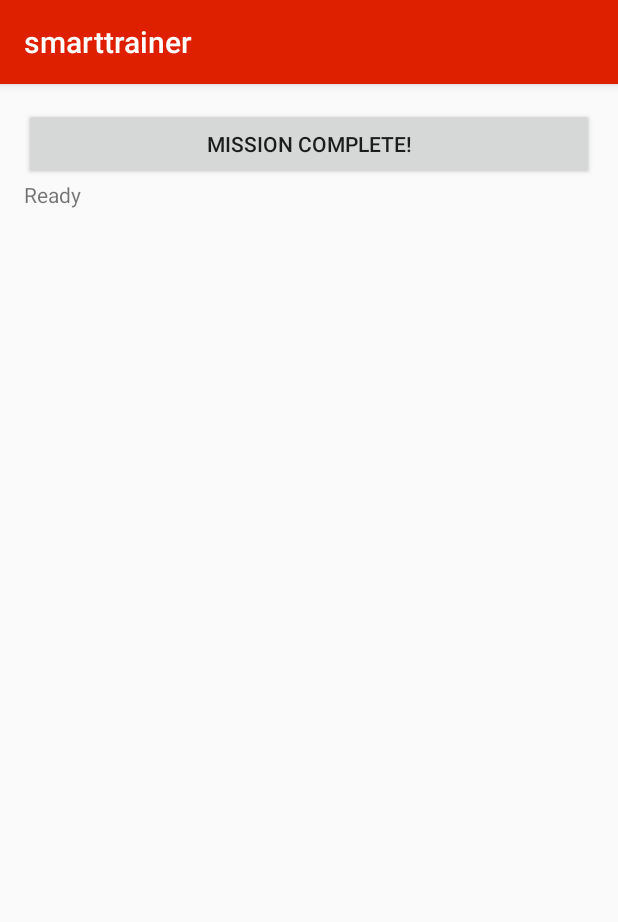
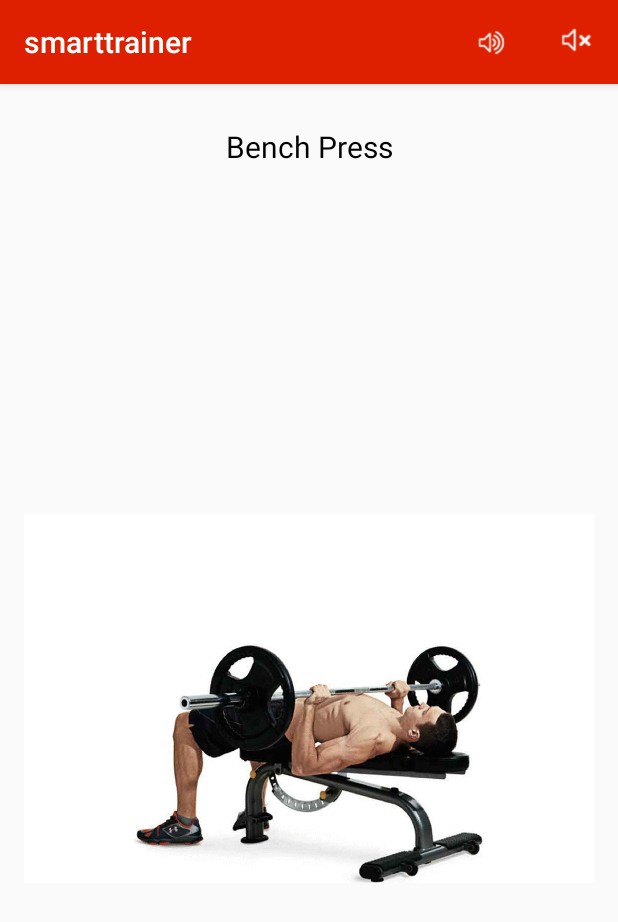
Before and after one commit to nagyist/SmartTrainerApp, an Android app: the ExerActivity screen opened directly, with no data from a screen before it, on a phone screen of 412 x 824 dp. Shown: the top 922 px of the screen. Run offline under Robolectric (Android 15) with nearby library versions, the phone set to English and light mode, and no system bars; libraries missing offline, so code that uses them is left out: com.microsoft.band, org.apache.commons; 2 statements that could not run were skipped.

Commit message:
mute added

```diff
--- a/Code/app/build.gradle
+++ b/Code/app/build.gradle
@@ -27,8 +27,8 @@ dependencies {
     compile 'com.android.support:design:23.1.1'
     compile 'com.facebook.android:facebook-android-sdk:[4,5)'
     compile 'com.mcxiaoke.volley:library:1.0.19'
-    compile 'com.android.support:support-v4:23.1.1'
-    compile 'com.android.support:cardview-v7:21.0.+'
+    compile 'com.android.support:support-v4:23.2.0'
     compile 'org.kie.modules:org-apache-commons-math:6.4.0.CR1'
     compile files('libs/commons-math3-3.6.jar')
+    compile 'pl.droidsonroids.gif:android-gif-drawable:1.1.+'
 }
--- a/Code/app/src/main/AndroidManifest.xml
+++ b/Code/app/src/main/AndroidManifest.xml
@@ -42,7 +42,9 @@
         <activity
             android:name=".InstrActivity"
             android:theme="@style/Theme.AppCompat.Light.NoActionBar" />
-        <activity android:name=".ExerActivity"></activity>
+        <activity
+            android:name=".ExerActivity"
+            android:theme="@style/Theme.AppCompat.Light.NoActionBar" />
 
         <receiver
             android:name="TileEventReceiver"
--- a/Code/app/src/main/java/com/smarttrainer/smarttrainer/ExerActivity.java
+++ b/Code/app/src/main/java/com/smarttrainer/smarttrainer/ExerActivity.java
@@ -1,13 +1,20 @@
 package com.smarttrainer.smarttrainer;
 
 import android.content.Intent;
+import android.graphics.Color;
 import android.os.AsyncTask;
+import android.os.Build;
 import android.os.Handler;
 import android.speech.tts.TextToSpeech;
 import android.support.v7.app.AppCompatActivity;
 import android.os.Bundle;
+import android.support.v7.widget.Toolbar;
 import android.util.Log;
+import android.view.Menu;
+import android.view.MenuItem;
 import android.view.View;
+import android.view.Window;
+import android.view.WindowManager;
 import android.widget.Button;
 import android.widget.TextView;
 
@@ -30,6 +37,7 @@ import java.util.Locale;
 public class ExerActivity extends AppCompatActivity implements TextToSpeech.OnInitListener{
     private BandClient client = null;
     private TextView txtStatus;
+    private boolean mute = false;
 
     private double curAx = 0;
     private double curAy = 0;
@@ -68,8 +76,8 @@ public class ExerActivity extends AppCompatActivity implements TextToSpeech.OnIn
     Runnable testExer = new Runnable(){
         public void run(){
             String toSpeak = mj.judgeMotion(ls, 0);
-            Log.d("toSpeak", toSpeak);
-            tts.speak(toSpeak, TextToSpeech.QUEUE_FLUSH, null);
+            if (!mute)
+                tts.speak(toSpeak, TextToSpeech.QUEUE_FLUSH, null);
 
             ls.clear();
             runner.postDelayed( this, 6000 );
@@ -79,6 +87,21 @@ public class ExerActivity extends AppCompatActivity implements TextToSpeech.OnIn
     protected void onCreate(Bundle savedInstanceState) {
         super.onCreate(savedInstanceState);
         setContentView(R.layout.activity_exer2);
+
+        Toolbar myToolbar = (Toolbar) findViewById(R.id.instr_toolbar);
+        setSupportActionBar(myToolbar);
+
+        if(Build.VERSION.SDK_INT >= 21) {
+            // set statusBar
+            Window window = this.getWindow();
+            // clear FLAG_TRANSLUCENT_STATUS flag:
+            window.clearFlags(WindowManager.LayoutParams.FLAG_TRANSLUCENT_STATUS);
+            // add FLAG_DRAWS_SYSTEM_BAR_BACKGROUNDS flag to the window
+            window.addFlags(WindowManager.LayoutParams.FLAG_DRAWS_SYSTEM_BAR_BACKGROUNDS);
+            // finally change the color
+            window.setStatusBarColor(Color.parseColor("#a20000"));
+        }
+
         tts = new TextToSpeech(this, this);
 
         txtStatus = (TextView) findViewById(R.id.txt_status);
@@ -101,6 +124,27 @@ public class ExerActivity extends AppCompatActivity implements TextToSpeech.OnIn
 
         mj = new BenchJudge();
 
+    }
+
+    @Override
+    public boolean onCreateOptionsMenu(Menu menu) {
+        // Inflate the menu; this adds items to the action bar if it is present.
+        getMenuInflater().inflate(R.menu.instr_toolbar, menu);
+        return true;
+    }
+
+    public boolean onOptionsItemSelected(MenuItem item) {
+        // Handle action bar item clicks here. The action bar will
+        // automatically handle clicks on the Home/Up button, so long
+        // as you specify a parent activity in AndroidManifest.xml.
+        int id = item.getItemId();
+
+        if (id == R.id.mute)
+            mute = true;
+        else if (id == R.id.play_sound)
+            mute = false;
+        //noinspection SimplifiableIfStatement
+        return true;
     }
 
     private class AccelerometerSubscriptionTask extends AsyncTask<Void, Void, Void> {
--- a/Code/app/src/main/res/layout/activity_exer2.xml
+++ b/Code/app/src/main/res/layout/activity_exer2.xml
@@ -3,12 +3,57 @@
     xmlns:tools="http://schemas.android.com/tools"
     android:layout_width="match_parent"
     android:layout_height="match_parent"
-    android:paddingBottom="@dimen/activity_vertical_margin"
-    android:paddingLeft="@dimen/activity_horizontal_margin"
-    android:paddingRight="@dimen/activity_horizontal_margin"
-    android:paddingTop="@dimen/activity_vertical_margin"
+    xmlns:smarttrainer="http://schemas.android.com/apk/res-auto"
     android:orientation="vertical"
     tools:context="com.smarttrainer.smarttrainer.ExerActivity">
+
+    <android.support.v7.widget.Toolbar
+        android:id="@+id/instr_toolbar"
+        android:layout_width="match_parent"
+        android:layout_height="?attr/actionBarSize"
+        android:background="@color/colorPrimary"
+        android:elevation="4dp"
+        android:titleTextColor="@android:color/white"
+        android:theme="@style/ThemeOverlay.AppCompat.Dark.ActionBar"
+        smarttrainer:popupTheme="@style/ThemeOverlay.AppCompat.Light"/>
+
+    <LinearLayout
+        android:layout_width="match_parent"
+        android:layout_height="match_parent"
+        android:paddingBottom="@dimen/activity_vertical_margin"
+        android:paddingLeft="@dimen/activity_horizontal_margin"
+        android:paddingRight="@dimen/activity_horizontal_margin"
+        android:paddingTop="@dimen/activity_vertical_margin"
+        android:orientation="vertical"
+        tools:context="com.smarttrainer.smarttrainer.InstrActivity">
+
+        <TextView
+            android:layout_width="match_parent"
+            android:layout_height="wrap_content"
+            android:text="Bench Press"
+            android:gravity="center"
+            android:textSize="20sp"
+            android:padding="12dp"
+            android:textColor="#000000"/>
+
+        <pl.droidsonroids.gif.GifImageView
+            android:layout_width="match_parent"
+            android:layout_height="wrap_content"
+            android:src="@drawable/bench_press_gif"/>
+        <TextView
+            android:layout_width="match_parent"
+            android:layout_height="wrap_content"
+            android:text="Muscles:"
+            android:textSize="17sp"
+            android:textColor="#000000"/>
+        <TextView
+            android:layout_width="match_parent"
+            android:layout_height="wrap_content"
+            android:text="Pectoralis major, anterior deltoid, triceps"
+            android:textSize="16sp"
+            android:textColor="@color/tabgrey"/>
+    </LinearLayout>
+
     <Button
         android:id="@+id/stop_btn"
         android:layout_width="match_parent"
--- a/Code/app/src/main/res/menu/instr_toolbar.xml
+++ b/Code/app/src/main/res/menu/instr_toolbar.xml
@@ -8,4 +8,10 @@
         android:icon="@drawable/play_sound"
         android:title="play sound"
         smarttrainer:showAsAction="ifRoom"/>
+
+    <item
+        android:id="@+id/mute"
+        android:icon="@drawable/mute"
+        android:title="mute"
+        smarttrainer:showAsAction="ifRoom"/>
 </menu>
```
Also changed, not shown: Code/app/src/main/java/com/smarttrainer/smarttrainer/InstrActivity.java (+34 -4 lines), Code/app/src/main/java/com/smarttrainer/smarttrainer/ProcedureFragment.java (added, +28 -0 lines), Code/app/src/main/java/com/smarttrainer/smarttrainer/TileEventReceiver.java (added, +22 -0 lines), Code/app/src/main/res/layout/activity_instr.xml (+8 -2 lines), Code/app/src/main/res/drawable/bench_press_gif.gif (added), Code/app/src/main/res/drawable/exer_list_benchpress.png (added), Code/app/src/main/res/drawable/mute.png (added), Code/app/src/main/res/drawable/play_sound.png.
